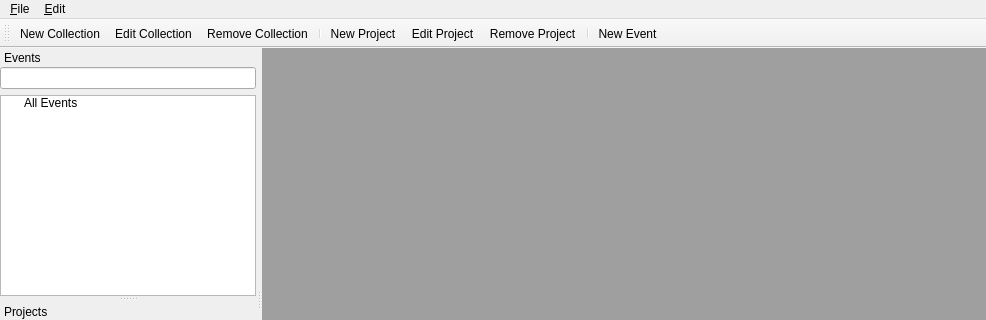
This is mainwindow.ui in crazafimahatratra/golem as Qt 5 draws it before an edit; both pictures show x 0 to 986 and y 0 to 320 of the 986 by 572 pixel window. The edited form follows.
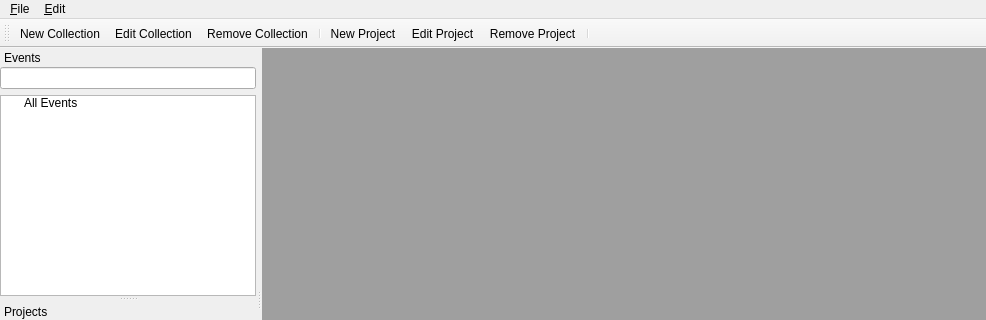
This is the edited form. Icons and pictures are not drawn.

Commit message: Remove action new_event from mainwindow

What changed in the file:
```diff
--- a/mainwindow.ui
+++ b/mainwindow.ui
@@ -92,7 +92,6 @@
    <addaction name="actionEdit_Project"/>
    <addaction name="actionRemove_Project"/>
    <addaction name="separator"/>
-   <addaction name="actionNew_Event"/>
   </widget>
   <widget class="QStatusBar" name="statusBar"/>
   <widget class="QDockWidget" name="dockWidget">
@@ -277,15 +276,6 @@
     <string>Remove Project</string>
    </property>
   </action>
-  <action name="actionNew_Event">
-   <property name="icon">
-    <iconset resource="icons.qrc">
-     <normaloff>:/png/icons/calendar--plus.png</normaloff>:/png/icons/calendar--plus.png</iconset>
-   </property>
-   <property name="text">
-    <string>New Event</string>
-   </property>
-  </action>
  </widget>
  <layoutdefault spacing="6" margin="11"/>
  <resources>
```
Left out of the diff: 1 changed line with no effect on the pictures. The commit also changes 2 other files.
